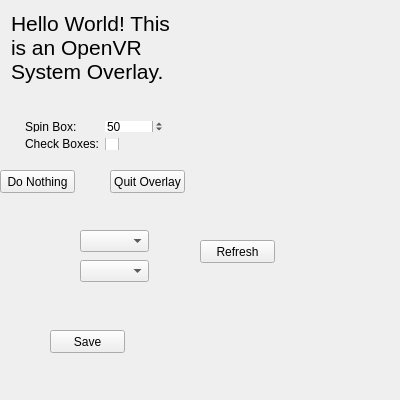
Before: the Qt Designer form overlaywidget.ui in Dragon092/OpenVR_Audio_Manager, drawn with Qt 5.
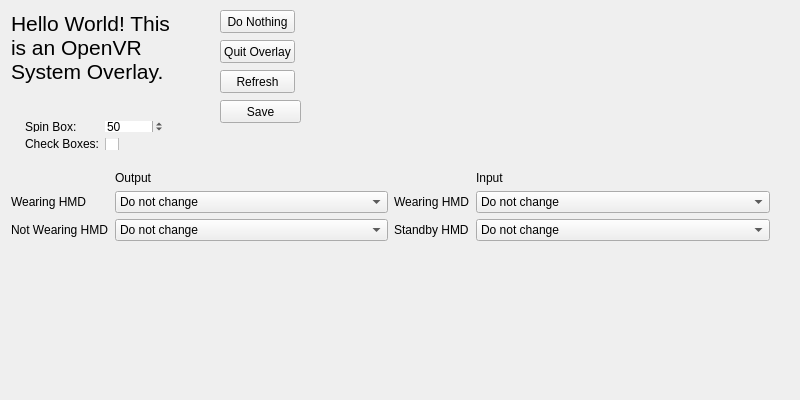
After: the same form once the commit is applied.

Commit message: Added UI buttons for output and input

Patch:
```diff
--- a/overlaywidget.ui
+++ b/overlaywidget.ui
@@ -6,7 +6,7 @@
    <rect>
     <x>0</x>
     <y>0</y>
-    <width>400</width>
+    <width>800</width>
     <height>400</height>
    </rect>
   </property>
@@ -86,8 +86,8 @@
   <widget class="QPushButton" name="pushButton">
    <property name="geometry">
     <rect>
-     <x>110</x>
-     <y>170</y>
+     <x>220</x>
+     <y>40</y>
      <width>75</width>
      <height>23</height>
     </rect>
@@ -99,8 +99,8 @@
   <widget class="QPushButton" name="pushButton_2">
    <property name="geometry">
     <rect>
-     <x>0</x>
-     <y>170</y>
+     <x>220</x>
+     <y>10</y>
      <width>75</width>
      <height>23</height>
     </rect>
@@ -109,44 +109,11 @@
     <string>Do Nothing</string>
    </property>
   </widget>
-  <widget class="QPushButton" name="pushButton_3">
-   <property name="geometry">
-    <rect>
-     <x>50</x>
-     <y>330</y>
-     <width>75</width>
-     <height>23</height>
-    </rect>
-   </property>
-   <property name="text">
-    <string>Save</string>
-   </property>
-  </widget>
-  <widget class="QComboBox" name="comboBox">
-   <property name="geometry">
-    <rect>
-     <x>80</x>
-     <y>230</y>
-     <width>69</width>
-     <height>22</height>
-    </rect>
-   </property>
-  </widget>
-  <widget class="QComboBox" name="comboBox_2">
-   <property name="geometry">
-    <rect>
-     <x>80</x>
-     <y>260</y>
-     <width>69</width>
-     <height>22</height>
-    </rect>
-   </property>
-  </widget>
   <widget class="QPushButton" name="pushButton_4">
    <property name="geometry">
     <rect>
-     <x>200</x>
-     <y>240</y>
+     <x>220</x>
+     <y>70</y>
      <width>75</width>
      <height>23</height>
     </rect>
@@ -155,6 +122,117 @@
     <string>Refresh</string>
    </property>
   </widget>
+  <widget class="QWidget" name="gridLayoutWidget">
+   <property name="geometry">
+    <rect>
+     <x>0</x>
+     <y>160</y>
+     <width>781</width>
+     <height>131</height>
+    </rect>
+   </property>
+   <layout class="QGridLayout" name="gridLayout">
+    <item row="0" column="1">
+     <layout class="QFormLayout" name="formLayout_3">
+      <item row="0" column="1">
+       <widget class="QLabel" name="label_7">
+        <property name="text">
+         <string>Input</string>
+        </property>
+       </widget>
+      </item>
+      <item row="1" column="0">
+       <widget class="QLabel" name="label_5">
+        <property name="text">
+         <string>Wearing HMD</string>
+        </property>
+       </widget>
+      </item>
+      <item row="1" column="1">
+       <widget class="QComboBox" name="comboBox_input_wearinghmd">
+        <item>
+         <property name="text">
+          <string>Do not change</string>
+         </property>
+        </item>
+       </widget>
+      </item>
+      <item row="2" column="0">
+       <widget class="QLabel" name="label_6">
+        <property name="text">
+         <string>Standby HMD</string>
+        </property>
+       </widget>
+      </item>
+      <item row="2" column="1">
+       <widget class="QComboBox" name="comboBox_input_notwearinghmd">
+        <item>
+         <property name="text">
+          <string>Do not change</string>
+         </property>
+        </item>
+       </widget>
+      </item>
+     </layout>
+    </item>
+    <item row="0" column="0">
+     <layout class="QFormLayout" name="formLayout_2">
+      <item row="0" column="1">
+       <widget class="QLabel" name="label_4">
+        <property name="text">
+         <string>Output</string>
+        </property>
+       </widget>
+      </item>
+      <item row="1" column="0">
+       <widget class="QLabel" name="label_2">
+        <property name="text">
+         <string>Wearing HMD</string>
+        </property>
+       </widget>
+      </item>
+      <item row="1" column="1">
+       <widget class="QComboBox" name="comboBox_output_wearinghmd">
+        <item>
+         <property name="text">
+          <string>Do not change</string>
+         </property>
+        </item>
+       </widget>
+      </item>
+      <item row="2" column="0">
+       <widget class="QLabel" name="label_3">
+        <property name="text">
+         <string>Not Wearing HMD</string>
+        </property>
+       </widget>
+      </item>
+      <item row="2" column="1">
+       <widget class="QComboBox" name="comboBox_output_notwearinghmd">
+        <item>
+         <property name="text">
+          <string>Do not change</string>
+         </property>
+        </item>
+       </widget>
+      </item>
+     </layout>
+    </item>
+   </layout>
+  </widget>
+  <widget class="QPushButton" name="pushButton_save">
+   <property name="geometry">
+    <rect>
+     <x>220</x>
+     <y>100</y>
+     <width>81</width>
+     <height>23</height>
+    </rect>
+   </property>
+   <property name="text">
+    <string>Save</string>
+   </property>
+  </widget>
  </widget>
  <layoutdefault spacing="6" margin="11"/>
  <resources/>
```
